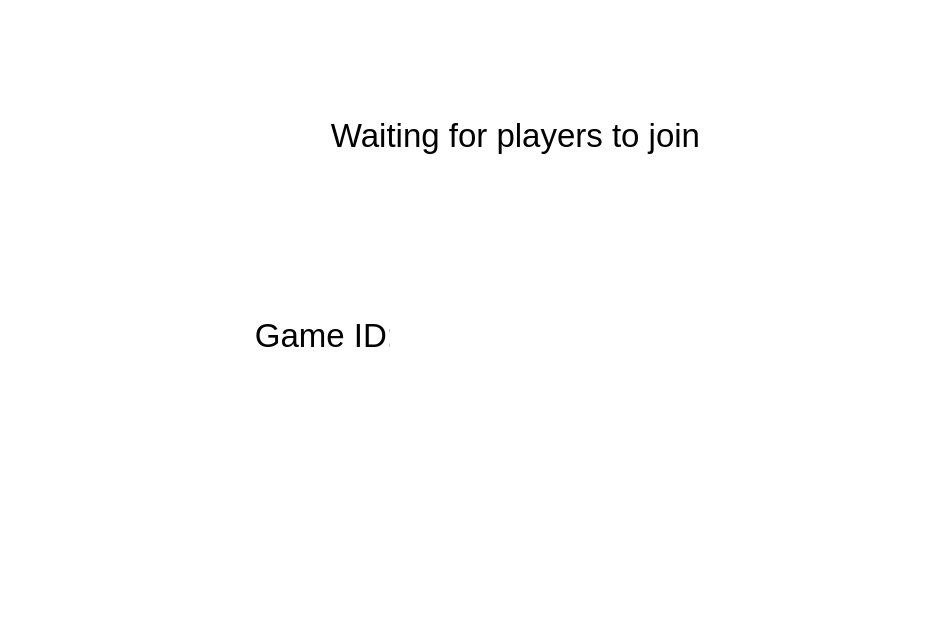
First picture: the form in onlinegamewaiting.ui, repository ahmed-alllam/GTA-VI, before the edit.
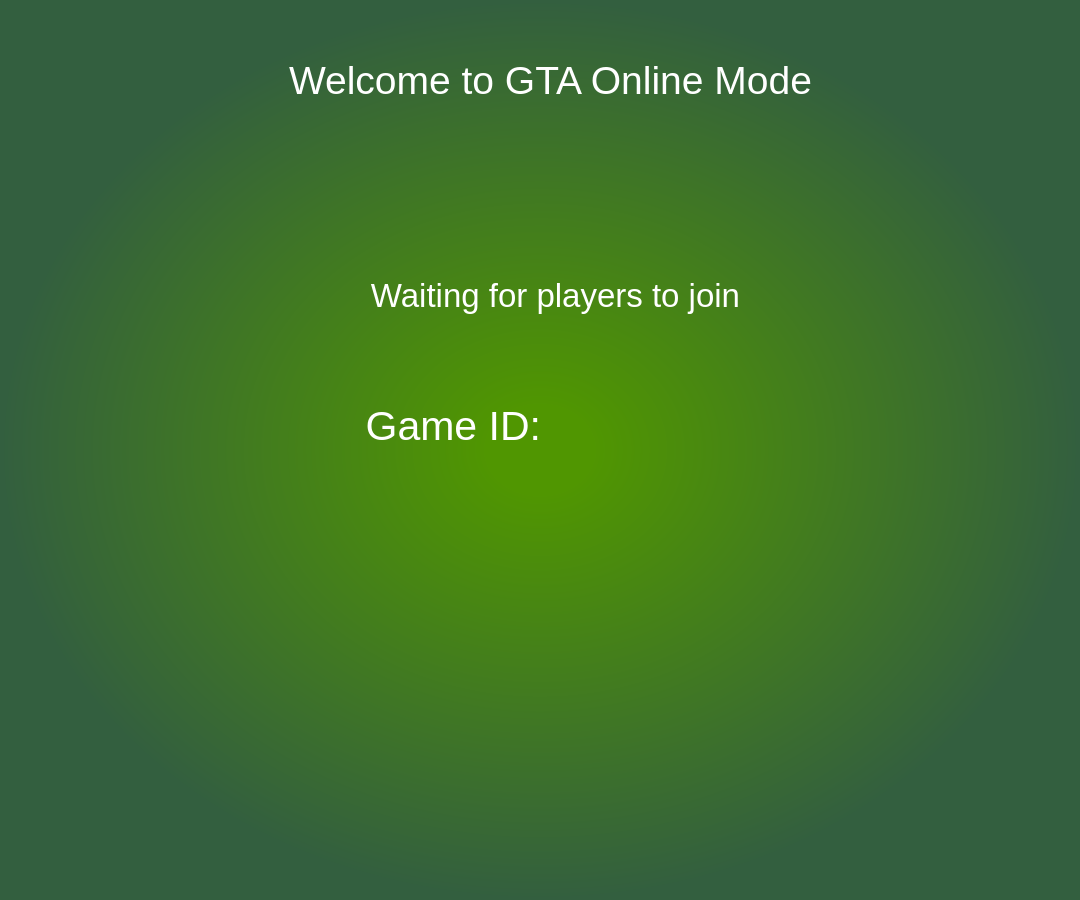
Second picture: the form after the edit.

```diff
--- a/onlinegamewaiting.ui
+++ b/onlinegamewaiting.ui
@@ -6,24 +6,29 @@
    <rect>
     <x>0</x>
     <y>0</y>
-    <width>950</width>
-    <height>627</height>
+    <width>1080</width>
+    <height>900</height>
    </rect>
   </property>
   <property name="windowTitle">
    <string>Frame</string>
   </property>
   <property name="styleSheet">
-   <string notr="true">background-color:white
+   <string notr="true">QFrame {
+background-color: qradialgradient(spread:pad, cx:0.5, cy:0.5, radius:0.5, fx:0.5, fy:0.5, stop:0.09589655 rgba(80, 150, 1, 255), stop:1 rgba(51, 95, 63, 255))
+}
+QLineEdit {
+ border-radius: 10px;
+}
 </string>
   </property>
   <widget class="QLabel" name="label">
    <property name="geometry">
     <rect>
-     <x>310</x>
-     <y>60</y>
+     <x>350</x>
+     <y>240</y>
      <width>411</width>
-     <height>151</height>
+     <height>111</height>
     </rect>
    </property>
    <property name="font">
@@ -31,6 +36,10 @@
      <pointsize>25</pointsize>
     </font>
    </property>
+   <property name="styleSheet">
+    <string notr="true">color:white;background-color: transparent
+</string>
+   </property>
    <property name="text">
     <string>Waiting for players to join</string>
    </property>
@@ -41,40 +50,72 @@
   <widget class="QLabel" name="label_2">
    <property name="geometry">
     <rect>
-     <x>120</x>
-     <y>260</y>
-     <width>411</width>
+     <x>190</x>
+     <y>350</y>
+     <width>351</width>
      <height>151</height>
     </rect>
    </property>
    <property name="font">
     <font>
-     <pointsize>25</pointsize>
+     <pointsize>31</pointsize>
     </font>
    </property>
+   <property name="styleSheet">
+    <string notr="true">color:white;background-color: transparent
+</string>
+   </property>
    <property name="text">
     <string>Game ID:</string>
    </property>
    <property name="alignment">
-    <set>Qt::AlignCenter</set>
+    <set>Qt::AlignRight|Qt::AlignTrailing|Qt::AlignVCenter</set>
    </property>
   </widget>
   <widget class="QLabel" name="gameId">
    <property name="geometry">
     <rect>
-     <x>390</x>
-     <y>260</y>
-     <width>411</width>
+     <x>590</x>
+     <y>350</y>
+     <width>291</width>
      <height>151</height>
     </rect>
    </property>
    <property name="font">
     <font>
-     <pointsize>25</pointsize>
+     <pointsize>31</pointsize>
     </font>
    </property>
+   <property name="styleSheet">
+    <string notr="true">color:white;background-color: transparent
+</string>
+   </property>
    <property name="text">
     <string/>
+   </property>
+   <property name="alignment">
+    <set>Qt::AlignLeading|Qt::AlignLeft|Qt::AlignVCenter</set>
+   </property>
+  </widget>
+  <widget class="QLabel" name="label_3">
+   <property name="geometry">
+    <rect>
+     <x>270</x>
+     <y>10</y>
+     <width>561</width>
+     <height>141</height>
+    </rect>
+   </property>
+   <property name="font">
+    <font>
+     <pointsize>29</pointsize>
+    </font>
+   </property>
+   <property name="styleSheet">
+    <string notr="true">color:white;background-color: transparent</string>
+   </property>
+   <property name="text">
+    <string>Welcome to GTA Online Mode</string>
    </property>
    <property name="alignment">
     <set>Qt::AlignCenter</set>
```
